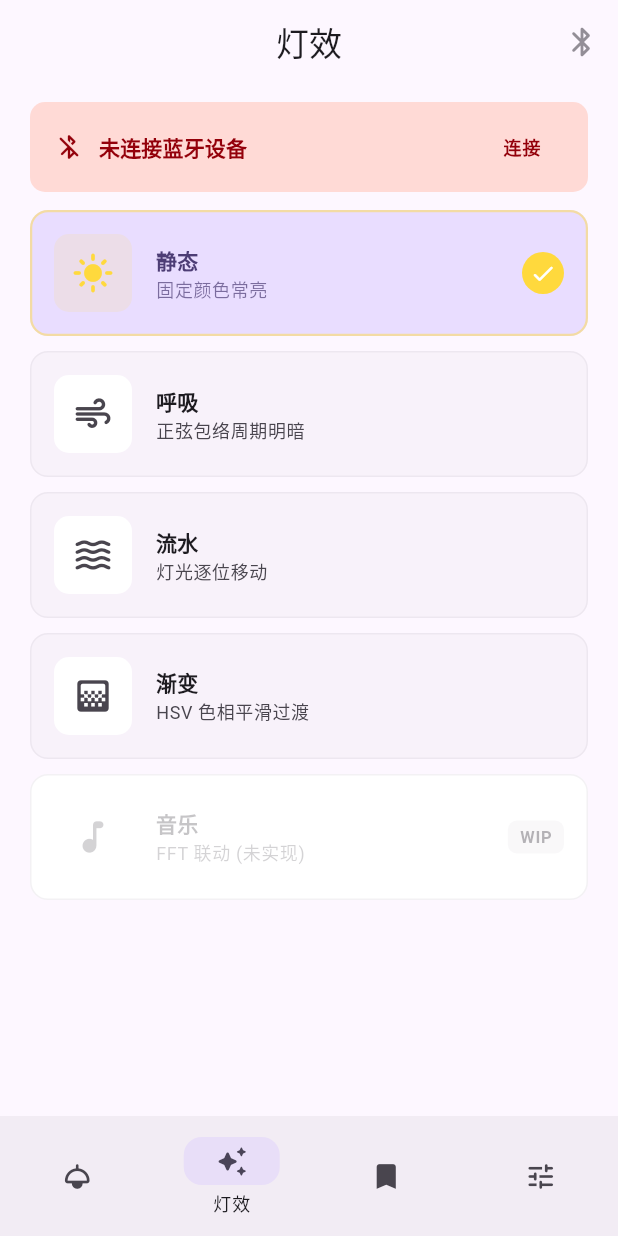
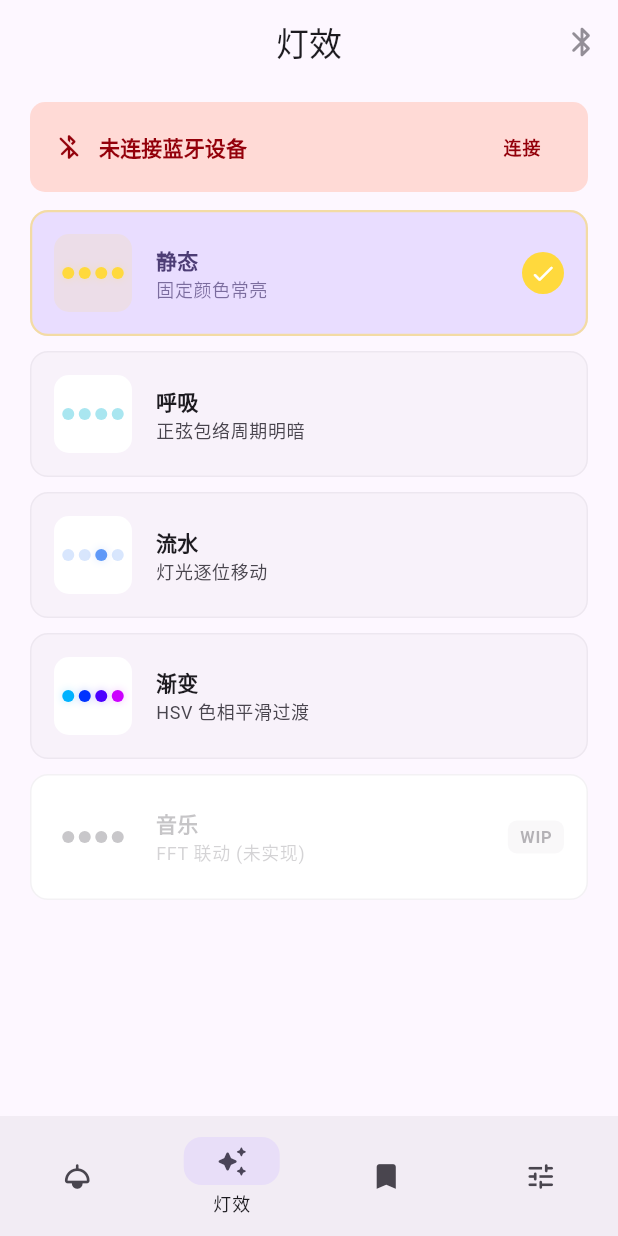
Before and after one commit to DeliciousBuding/fpga-electronic-measurement-labs, a Flutter app: the screen it shows after launch, item 2 of the bottom bar chosen, on a phone screen of 412 x 824 dp. Run offline on Flutter 3.47's test engine with Material 3 defaults, Android fonts, the light colour scheme and no system bars; drawn by our look-alikes of dynamic_color; our stand-ins replace flutter_blue_plus, flutter_riverpod, logger, shared_preferences; Roboto replaces fonts that are missing (MiSans).

Commit message:
feat(app): animated effect preview dots in effect cards
Each effect card now shows a mini 4-dot animated preview:
- Static: all dots lit
- Breath: sine wave fade in/out
- Flow: single dot moving left to right
- Gradient: HSV rainbow cycling per dot
- Music: dimmed (disabled state)

```diff
--- a/app/lib/pages/main_shell.dart
+++ b/app/lib/pages/main_shell.dart
@@ -543,7 +543,7 @@ class _EffectTab extends ConsumerWidget {
               child: InkWell(borderRadius: BorderRadius.circular(12),
                 onTap: disabled ? null : () { HapticFeedback.selectionClick(); ref.read(deviceProvider.notifier).setMode(m.$1); ble.setMode(m.$1); },
                 child: Padding(padding: const EdgeInsets.all(16), child: Row(children: [
-                  AnimatedContainer(duration: const Duration(milliseconds: 300), width: 52, height: 52, decoration: BoxDecoration(borderRadius: BorderRadius.circular(10), color: sel ? m.$5.withAlpha(30) : cs.surfaceContainerLowest), child: Icon(m.$3, color: disabled ? cs.onSurfaceVariant.withAlpha(60) : (sel ? m.$5 : cs.onSurfaceVariant), size: 28)),
+                  _EffectPreview(mode: m.$1, color: m.$5, active: sel, disabled: disabled, cs: cs),
                   const SizedBox(width: 16),
                   Expanded(child: Column(crossAxisAlignment: CrossAxisAlignment.start, children: [
                     Text(m.$2, style: Theme.of(context).textTheme.titleSmall?.copyWith(fontWeight: FontWeight.w600, color: disabled ? cs.onSurfaceVariant.withAlpha(80) : (sel ? cs.onPrimaryContainer : cs.onSurface))),
@@ -561,6 +561,55 @@ class _EffectTab extends ConsumerWidget {
         if (s.mode == 1) ...[ const SizedBox(height: 4), _SliderCard(label: '呼吸周期', icon: Icons.timelapse_rounded, value: s.breathPeriod.toDouble(), min: 1, max: 255, color: const Color(0xFF06B6D4), onChanged: (v) { final iv = v.round(); ref.read(deviceProvider.notifier).setBreathPeriod(iv); ble.setBreathPeriodThrottled(iv); }) ],
         const SizedBox(height: 24),
       ]),
+    );
+  }
+}
+
+class _EffectPreview extends StatefulWidget {
+  final int mode; final Color color; final bool active, disabled; final ColorScheme cs;
+  const _EffectPreview({required this.mode, required this.color, required this.active, required this.disabled, required this.cs});
+  @override
+  State<_EffectPreview> createState() => _EffectPreviewState();
+}
+
+class _EffectPreviewState extends State<_EffectPreview> with SingleTickerProviderStateMixin {
+  late AnimationController _ctrl;
+
+  @override
+  void initState() { super.initState(); _ctrl = AnimationController(vsync: this, duration: const Duration(seconds: 2))..repeat(); }
+  @override
+  void dispose() { _ctrl.dispose(); super.dispose(); }
+
+  @override
+  Widget build(BuildContext context) {
+    final c = widget.disabled ? widget.cs.onSurfaceVariant.withAlpha(60) : widget.color;
+    return AnimatedBuilder(
+      animation: _ctrl,
+      builder: (_, __) => Container(
+        width: 52, height: 52,
+        decoration: BoxDecoration(borderRadius: BorderRadius.circular(10), color: widget.active ? c.withAlpha(30) : widget.cs.surfaceContainerLowest),
+        child: Center(child: Row(mainAxisSize: MainAxisSize.min, spacing: 3, children: List.generate(4, (i) {
+          final alpha = switch (widget.mode) {
+            0 => 1.0, // static: all lit
+            1 => 0.5 + 0.5 * math.sin(_ctrl.value * 2 * math.pi), // breath
+            2 => () { final pos = _ctrl.value * 4; final d = (pos - i).abs(); return (1.0 - d).clamp(0.2, 1.0); }(), // flow
+            3 => HSVColor.fromAHSV(1.0, (_ctrl.value * 360 + i * 30) % 360, 1.0, 1.0).toColor().withAlpha(255).a.toDouble(), // gradient handled below
+            _ => 0.3,
+          };
+          final dotColor = widget.mode == 3
+              ? HSVColor.fromAHSV(1.0, (_ctrl.value * 360 + i * 30) % 360, 1.0, 1.0).toColor()
+              : c;
+          final f = widget.mode == 3 ? 1.0 : alpha.clamp(0.1, 1.0);
+          return Container(
+            width: 8, height: 8,
+            decoration: BoxDecoration(
+              shape: BoxShape.circle,
+              color: Color.fromARGB((f * 255).round(), (dotColor.r * 255).round(), (dotColor.g * 255).round(), (dotColor.b * 255).round()),
+              boxShadow: f > 0.5 ? [BoxShadow(color: dotColor.withAlpha((f * 60).round()), blurRadius: 4)] : null,
+            ),
+          );
+        }))),
+      ),
     );
   }
 }
```
